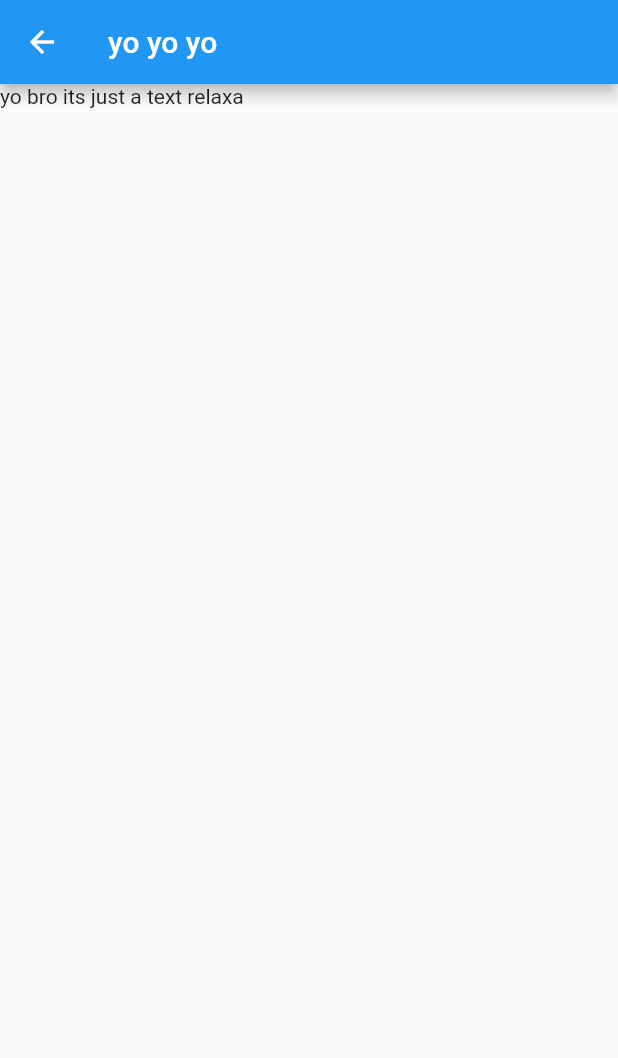
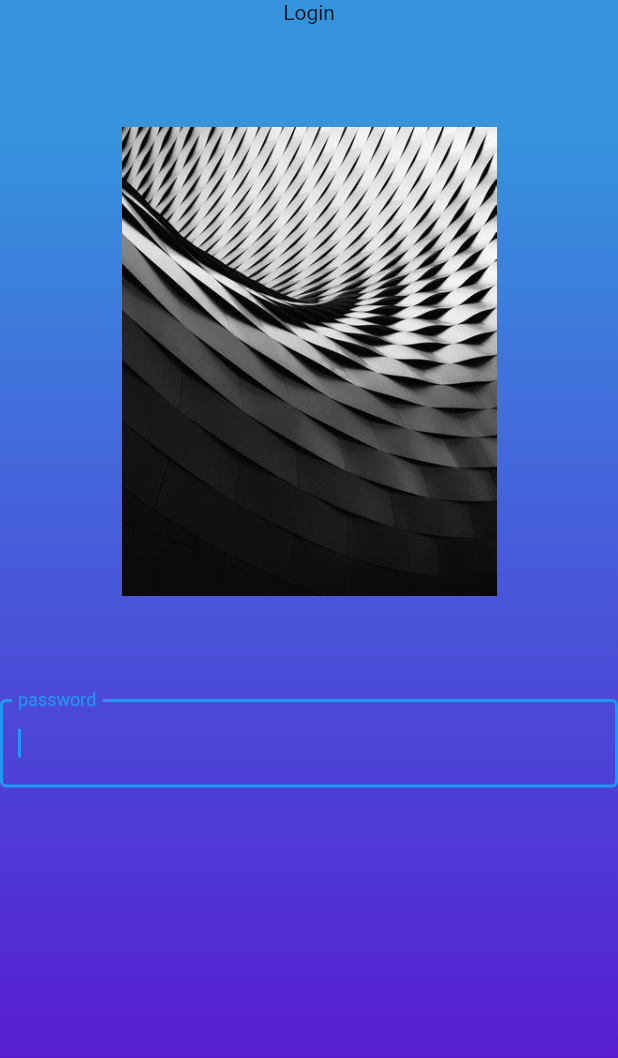
Before and after one commit to root-14/minne, a Flutter app: the screen it shows after launch, after a tap on "skip", on a phone screen of 412 x 824 dp. Shown: the top 1058 px of the screen. Run offline on Flutter 3.47's test engine with Material 2 defaults, Android fonts, the phone set to English and light mode, and no system bars.

Commit message:
Update login.dart

```diff
--- a/lib/login.dart
+++ b/lib/login.dart
@@ -1,4 +1,5 @@
 import 'package:flutter/material.dart';
+import 'package:minne/styles.dart';
 
 class loginPage extends StatefulWidget {
   @override
@@ -9,8 +10,40 @@ class _loginPageState extends State<loginPage> {
   @override
   Widget build(BuildContext context) {
     return Scaffold(
-      appBar: AppBar(title: Text('yo yo yo'),),
-      body: Text('yo bro its just a text relaxa'),
+      resizeToAvoidBottomPadding: false,
+      body: Container(
+        decoration: BoxDecoration(
+          gradient: LinearGradient(
+            begin: Alignment.topCenter,
+            end: Alignment.bottomCenter,
+            stops: [0.1, 0.4, 0.7, 0.9],
+            colors: [
+              Color(0xFF3594DD),
+              Color(0xFF4563DB),
+              Color(0xFF5036D5),
+              Color(0xFF5B16D0),
+            ],
+          ),
+        ),
+        child: Center(
+          child: Column(
+            children: <Widget>[
+              Text('Login'),
+              Image(
+                image: AssetImage('assets/assets1.jpg'),
+                height: 450,
+                width: 250,
+              ),
+              TextField(
+                autofocus: true,
+                obscureText: true,
+                decoration: InputDecoration(
+                    border: OutlineInputBorder(), labelText: 'password'),
+              ),
+            ],
+          ),
+        ),
+      ),
     );
   }
 }
```
